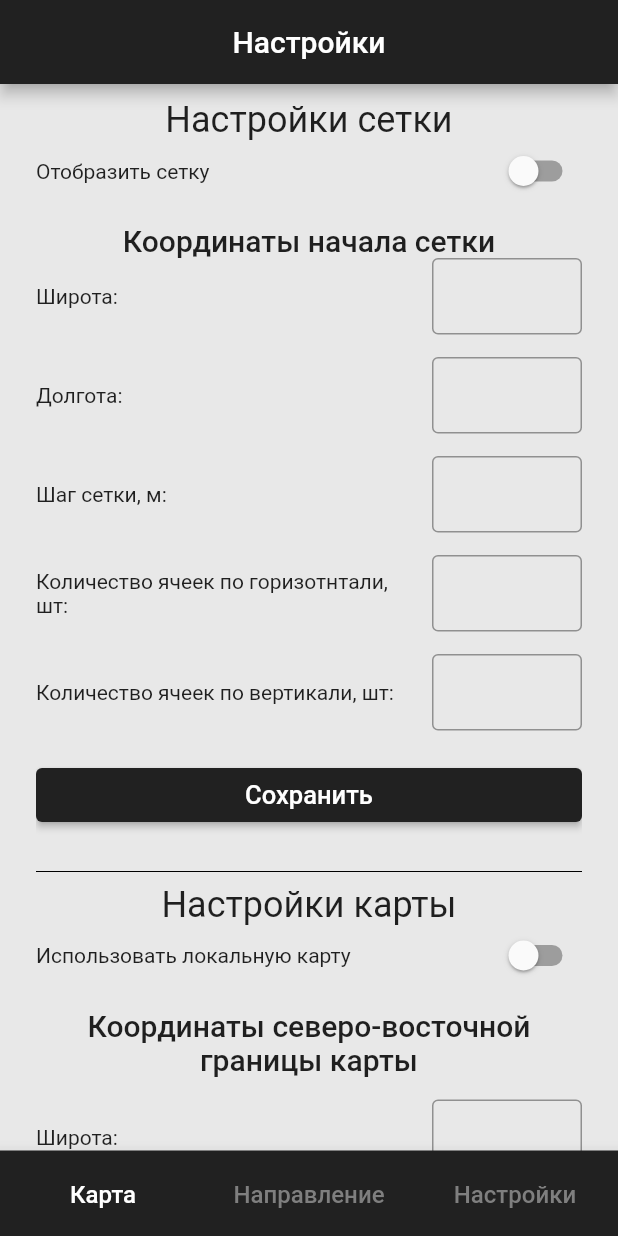
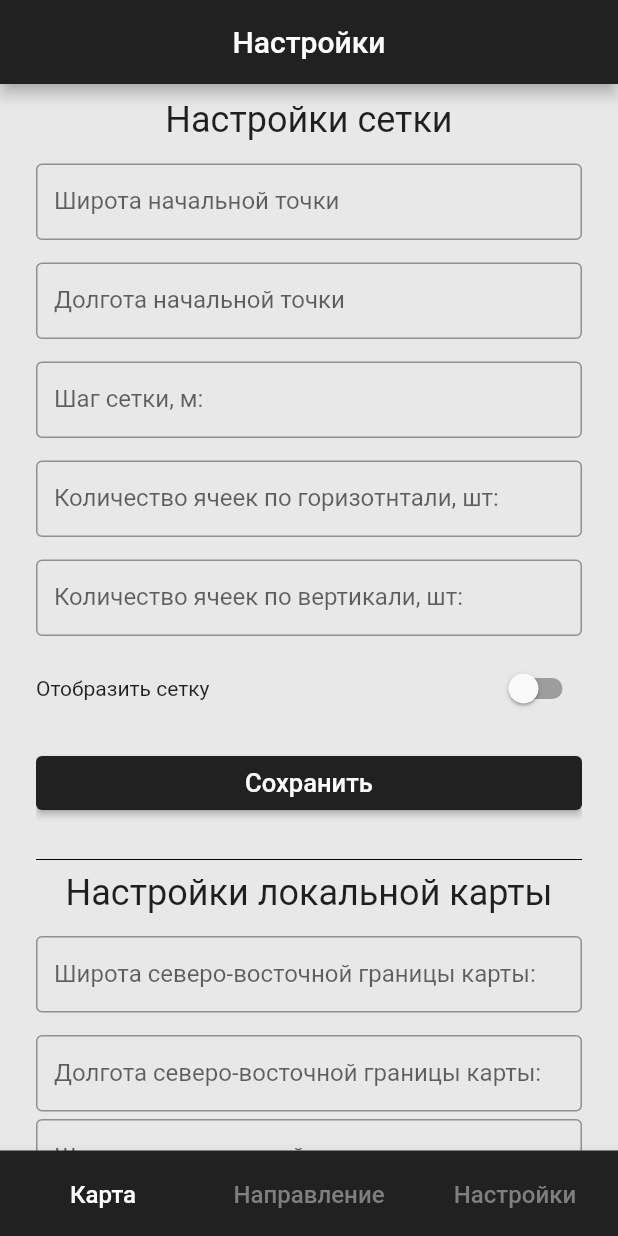
Before and after one commit to MikhailRastopchin/LisaAlertNavigation, a Flutter app: the screen it shows after launch, swiped to page 3, on a phone screen of 412 x 824 dp. Run offline on Flutter 3.47's test engine with Material 2 defaults, Android fonts, the phone set to English and light mode, and no system bars; drawn by our look-alikes of flutter_styled_toast; our stand-ins replace flutter_compass, flutter_map, flutter_svg, latlong2, location, permission_handler; missing offline and left inert: angles; statements that could not run were skipped.

Commit message:
Change settings page.

```diff
--- a/lib/pages/settings.dart
+++ b/lib/pages/settings.dart
@@ -106,10 +106,59 @@ class _DailyForecastPageState extends State<DailyForecastPage>
   {
     final theme = Theme.of(context);
     final mapSettings = [
-      Text('Настройки карты',
+      Text('Настройки локальной карты',
         style: theme.textTheme.headline5,
         textAlign: TextAlign.center,
       ),
+      const SizedBox(height: 15.0),
+      TextField(
+        controller: _nePanBoundaryLatController,
+        decoration: InputDecoration(
+          labelText: 'Широта северо-восточной границы карты:',
+          errorText: _nePanBoundaryLatError,
+          border: const OutlineInputBorder(),
+        ),
+        keyboardType: TextInputType.number,
+        textInputAction: TextInputAction.next,
+        onChanged: (value) => setState(() => _nePanBoundaryLatError = null),
+      ),
+      const SizedBox(height: 15.0),
+      TextField(
+        controller: _nePanBoundaryLongController,
+        decoration: InputDecoration(
+          labelText: 'Долгота северо-восточной границы карты:',
+          errorText: _nePanBoundaryLongError,
+          border: const OutlineInputBorder(),
+        ),
+        keyboardType: TextInputType.number,
+        textInputAction: TextInputAction.next,
+        onChanged: (value) => setState(() => _nePanBoundaryLongError = null),
+      ),
+      const SizedBox(height: 5.0),
+      TextField(
+        controller: _swPanBoundaryLatController,
+        decoration: InputDecoration(
+          labelText: 'Широта юго-западной границы карты:',
+          errorText: _swPanBoundaryLatError,
+          border: const OutlineInputBorder(),
+        ),
+        keyboardType: TextInputType.number,
+        textInputAction: TextInputAction.next,
+        onChanged: (value) => setState(() => _swPanBoundaryLatError = null),
+      ),
+      const SizedBox(height: 15.0),
+      TextField(
+        controller: _swPanBoundaryLongController,
+        decoration: InputDecoration(
+          labelText: 'Долгота юго-западной границы карты:',
+          errorText: _swPanBoundaryLongError,
+          border: const OutlineInputBorder(),
+        ),
+        keyboardType: TextInputType.number,
+        textInputAction: TextInputAction.done,
+        onChanged: (value) => setState(() => _nePanBoundaryLongError = null),
+      ),
+      const SizedBox(height: 15.0),
       Row(children: [
         const Expanded(child: Text('Использовать локальную карту')),
         Switch(
@@ -117,85 +166,6 @@ class _DailyForecastPageState extends State<DailyForecastPage>
           onChanged: (value) => setState(() => _useLocalMap = !_useLocalMap),
         ),
       ]),
-      const SizedBox(height: 15.0),
-      Text('Координаты северо-восточной границы карты',
-        style: theme.textTheme.headline6,
-        textAlign: TextAlign.center
-      ),
-      const SizedBox(height: 15.0),
-      Row(children: [
-        const Expanded(child: Text('Широта:')),
-        const SizedBox(width: 10.0),
-        SizedBox(width: 100.0,
-          child: TextField(
-            controller: _nePanBoundaryLatController,
-            decoration: InputDecoration(
-              errorText: _nePanBoundaryLatError,
-              border: const OutlineInputBorder(),
-            ),
-            keyboardType: TextInputType.number,
-            textInputAction: TextInputAction.next,
-            onChanged: (value) => setState(() => _nePanBoundaryLatError = null),
-          ),
-        ),
-      ]),
-      const SizedBox(height: 15.0),
-      Row(children: [
-        const Expanded(child: Text('Долгота:')),
-        const SizedBox(width: 10.0),
-        SizedBox(width: 100.0,
-          child: TextField(
-            controller: _nePanBoundaryLongController,
-            decoration: InputDecoration(
-              errorText: _nePanBoundaryLongError,
-              border: const OutlineInputBorder(),
-            ),
-            keyboardType: TextInputType.number,
-            textInputAction: TextInputAction.next,
-            onChanged: (value) => setState(() => _nePanBoundaryLongError = null),
-          ),
-        ),
-      ]),
-      const SizedBox(height: 5.0),
-      Text('Координаты юго-западной границы карты',
-        style: theme.textTheme.headline6,
-        textAlign: TextAlign.center
-      ),
-      const SizedBox(height: 15.0),
-      Row(children: [
-        const Expanded(child: Text('Широта:')),
-        const SizedBox(width: 10.0),
-        SizedBox(width: 100.0,
-          child: TextField(
-            controller: _swPanBoundaryLatController,
-            decoration: InputDecoration(
-              errorText: _swPanBoundaryLatError,
-              border: const OutlineInputBorder(),
-            ),
-            keyboardType: TextInputType.number,
-            textInputAction: TextInputAction.next,
-            onChanged: (value) => setState(() => _swPanBoundaryLatError = null),
-          ),
-        ),
-      ]),
-      const SizedBox(height: 15.0),
-      Row(children: [
-        const Expanded(child: Text('Долгота:')),
-        const SizedBox(width: 10.0),
-        SizedBox(width: 100.0,
-          child: TextField(
-            controller: _swPanBoundaryLongController,
-            decoration: InputDecoration(
-              errorText: _swPanBoundaryLongError,
-              border: const OutlineInputBorder(),
-            ),
-            keyboardType: TextInputType.number,
-            textInputAction: TextInputAction.done,
-            onChanged: (value) => setState(() => _nePanBoundaryLongError = null),
-          ),
-        ),
-      ]),
-      const SizedBox(height: 5.0),
       Padding(
         padding: const EdgeInsets.symmetric(vertical: 25.0),
         child: ElevatedButton(
@@ -216,25 +186,11 @@ class _DailyForecastPageState extends State<DailyForecastPage>
         style: theme.textTheme.headline5,
         textAlign: TextAlign.center,
       ),
-      Row(children: [
-        const Expanded(child: Text('Отобразить сетку')),
-        Switch(
-          value: _showGrid,
-          onChanged: (value) => setState(() => _showGrid = !_showGrid),
-        ),
-      ]),
       const SizedBox(height: 15.0),
-      Text('Координаты начала сетки',
-        style: theme.textTheme.headline6,
-        textAlign: TextAlign.center
-      ),
-      Row(children: [
-        const Expanded(child: Text('Широта:')),
-        const SizedBox(width: 10.0),
-        SizedBox(width: 100.0,
-          child: TextField(
+      TextField(
         controller: _gridStartLatController,
         decoration: InputDecoration(
+          labelText: 'Широта начальной точки',
           errorText: _gridStartLatError,
           border: const OutlineInputBorder(),
         ),
@@ -242,16 +198,11 @@ class _DailyForecastPageState extends State<DailyForecastPage>
         textInputAction: TextInputAction.next,
         onChanged: (value) => setState(() => _gridStartLatError = null),
       ),
-        ),
-      ]),
       const SizedBox(height: 15.0),
-      Row(children: [
-        const Expanded(child: Text('Долгота:')),
-        const SizedBox(width: 10.0),
-        SizedBox(width: 100.0,
-          child: TextField(
+      TextField(
         controller: _gridStartLongController,
         decoration: InputDecoration(
+          labelText: 'Долгота начальной точки',
           errorText: _gridStartLongError,
           border: const OutlineInputBorder(),
         ),
@@ -259,16 +210,11 @@ class _DailyForecastPageState extends State<DailyForecastPage>
         textInputAction: TextInputAction.next,
         onChanged: (value) => setState(() => _gridStartLongError = null),
       ),
-        ),
-      ]),
       const SizedBox(height: 15.0),
-      Row(children: [
-        const Expanded(child: Text('Шаг сетки, м:')),
-        const SizedBox(width: 10.0),
-        SizedBox(width: 100.0,
-          child: TextField(
+      TextField(
         controller: _gridStepController,
         decoration: InputDecoration(
+          labelText: 'Шаг сетки, м:',
           errorText: _gridStepError,
           border: const OutlineInputBorder(),
         ),
@@ -276,16 +222,11 @@ class _DailyForecastPageState extends State<DailyForecastPage>
         textInputAction: TextInputAction.next,
         onChanged: (value) => setState(() => _gridStepError = null),
       ),
-        ),
-      ]),
       const SizedBox(height: 15.0),
-      Row(children: [
-        const Expanded(child: Text('Количество ячеек по горизотнтали, шт:')),
-        const SizedBox(width: 10.0),
-        SizedBox(width: 100.0,
-          child: TextField(
+      TextField(
         controller: _horyzontalStepsCountController,
         decoration: InputDecoration(
+          labelText: 'Количество ячеек по горизотнтали, шт:',
           errorText: _horyzontalStepsCountError,
           border: const OutlineInputBorder(),
         ),
@@ -293,16 +234,11 @@ class _DailyForecastPageState extends State<DailyForecastPage>
         textInputAction: TextInputAction.next,
         onChanged: (value) => setState(() => _horyzontalStepsCountError = null),
       ),
-        ),
-      ]),
       const SizedBox(height: 15.0),
-      Row(children: [
-        const Expanded(child: Text('Количество ячеек по вертикали, шт:')),
-        const SizedBox(width: 10.0),
-        SizedBox(width: 100.0,
-          child: TextField(
+      TextField(
         controller: _verticalStepsCountController,
         decoration: InputDecoration(
+          labelText: 'Количество ячеек по вертикали, шт:',
           errorText: _verticalStepsCountError,
           border: const OutlineInputBorder(),
         ),
@@ -310,6 +246,12 @@ class _DailyForecastPageState extends State<DailyForecastPage>
         textInputAction: TextInputAction.done,
         onChanged: (value) => setState(() => _verticalStepsCountError = null),
       ),
+      const SizedBox(height: 15.0),
+      Row(children: [
+        const Expanded(child: Text('Отобразить сетку')),
+        Switch(
+          value: _showGrid,
+          onChanged: (value) => setState(() => _showGrid = !_showGrid),
         ),
       ]),
       Padding(
@@ -318,7 +260,7 @@ class _DailyForecastPageState extends State<DailyForecastPage>
           child: const Text('Сохранить'),
           onPressed: _saveGridSettings,
         ),
-      )
+      ),
     ];
     return gridSettings;
   }
```
Lines whose indentation alone changed are shown as unchanged.
